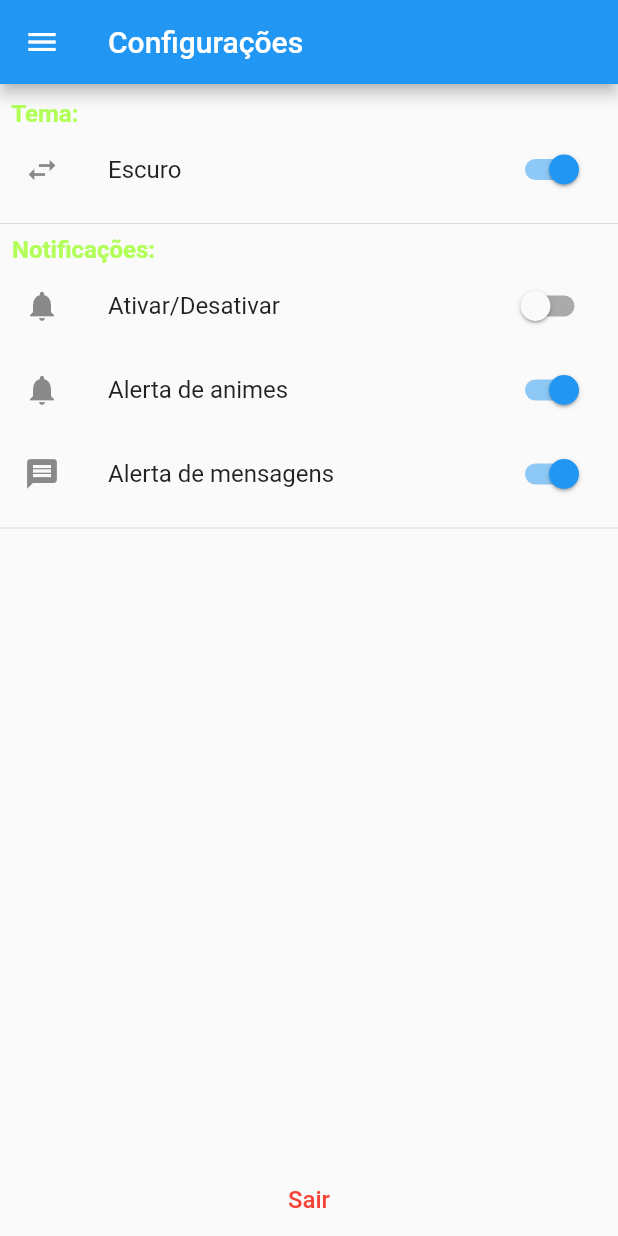
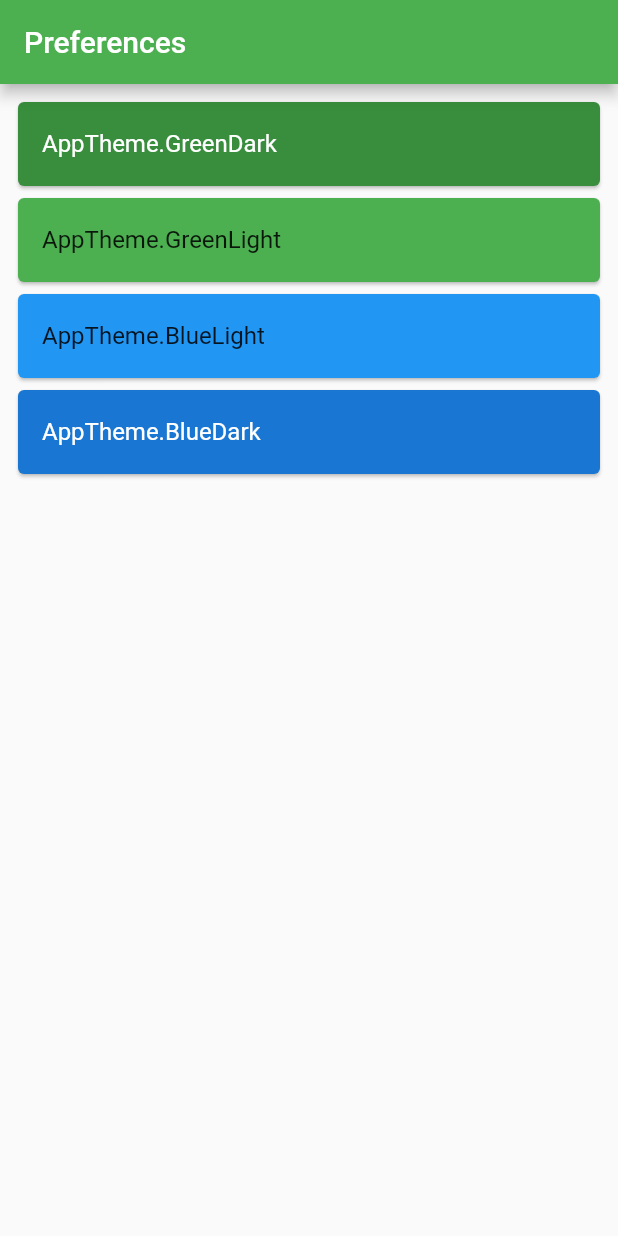
Before and after one commit to fuedgabriel/Animese-1.0, a Flutter app: the screen it shows after launch, on a phone screen of 412 x 824 dp. Run offline on Flutter 3.47's test engine with Material 2 defaults, Android fonts, the phone set to English and light mode, and no system bars; our stand-ins replace bloc, equatable, flutter_bloc, shared_preferences.

Commit message:
Add files via upload

```diff
--- a/lib/main.dart
+++ b/lib/main.dart
@@ -1,18 +1,27 @@
 import 'package:flutter/material.dart';
 import 'package:flutter_netflix_ui_redesign/screens/config/config.dart';
-
+import 'screens/config/theme/bloc/bloc.dart';
+import 'package:flutter_bloc/flutter_bloc.dart';
+import 'screens/config/preference_page.dart';
 void main() => runApp(MyApp());
 
 class MyApp extends StatelessWidget {
-
-  // This widget is the root of your application.
   @override
   Widget build(BuildContext context) {
+    return BlocProvider(
+      builder: (context) => ThemeBloc(),
+      child: BlocBuilder<ThemeBloc, ThemeState>(
+        builder: _buildWithTheme,
+      ),
+    );
+  }
+
+  Widget _buildWithTheme(BuildContext context, ThemeState state) {
     return MaterialApp(
-      theme: ThemeData.light(),
-      title: 'Flutter Netflix UI Redesign',
       debugShowCheckedModeBanner: false,
-      home: config(),
+      title: 'Material App',
+      theme: state.themeData,
+      home: PreferencePage(),
     );
   }
 }
--- a/lib/screens/config/config.dart
+++ b/lib/screens/config/config.dart
@@ -3,6 +3,7 @@ import 'package:flutter_netflix_ui_redesign/screens/home_page/home_screen.dart';
 import 'package:flutter_netflix_ui_redesign/widgets/menu.dart';
 import 'package:shared_preferences/shared_preferences.dart';
 import 'package:flutter_netflix_ui_redesign/main.dart';
+import 'preference_page.dart';
 
 
 class config extends StatefulWidget {
@@ -162,6 +163,15 @@ class _config extends State<config> {
             ),
           ),
           Divider(),
+          FlatButton(
+            onPressed: () {},
+            child: Text("temas",
+              style: TextStyle(
+                color: Colors.red,
+                fontSize: 16,
+              ),
+            ),
+          ),
           Expanded(
             child: Align(
               alignment: Alignment.bottomCenter,
@@ -177,7 +187,7 @@ class _config extends State<config> {
                     fontSize: 16,
                   ),
                 ),
-              )
+              ),
           ),),
         ],
       ),
--- /dev/null
+++ b/lib/screens/config/preference_page.dart
@@ -0,0 +1,36 @@
+import 'package:flutter/material.dart';
+import 'package:flutter_bloc/flutter_bloc.dart';
+import 'theme/app_themes.dart';
+import 'theme/bloc/bloc.dart';
+
+class PreferencePage extends StatelessWidget {
+  @override
+  Widget build(BuildContext context) {
+    return Scaffold(
+      appBar: AppBar(
+        title: Text('Preferences'),
+      ),
+      body: ListView.builder(
+        padding: EdgeInsets.all(8),
+        itemCount: AppTheme.values.length,
+        itemBuilder: (context, index) {
+          final itemAppTheme = AppTheme.values[index];
+          return Card(
+            color: appThemeData[itemAppTheme].primaryColor,
+            child: ListTile(
+              title: Text(
+                itemAppTheme.toString(),
+                style: appThemeData[itemAppTheme].textTheme.body1,
+              ),
+              onTap: () {
+                BlocProvider.of<ThemeBloc>(context).dispatch(
+                  ThemeChanged(theme: itemAppTheme),
+                );
+              },
+            ),
+          );
+        },
+      ),
+    );
+  }
+}
--- a/lib/screens/config/theme/app_themes.dart
+++ b/lib/screens/config/theme/app_themes.dart
@@ -1,20 +1,20 @@
 import 'package:flutter/material.dart';
 
 enum AppTheme {
+  GreenDark,
   GreenLight,
-  GreenDark,
   BlueLight,
   BlueDark,
 }
 
 final appThemeData = {
+  AppTheme.GreenDark: ThemeData(
+    brightness: Brightness.dark,
+    primaryColor: Colors.green[700],
+  ),
   AppTheme.GreenLight: ThemeData(
     brightness: Brightness.light,
     primaryColor: Colors.green,
-  ),
-  AppTheme.GreenDark: ThemeData(
-    brightness: Brightness.dark,
-    primaryColor: Colors.green[700],
   ),
   AppTheme.BlueLight: ThemeData(
     brightness: Brightness.light,
```
